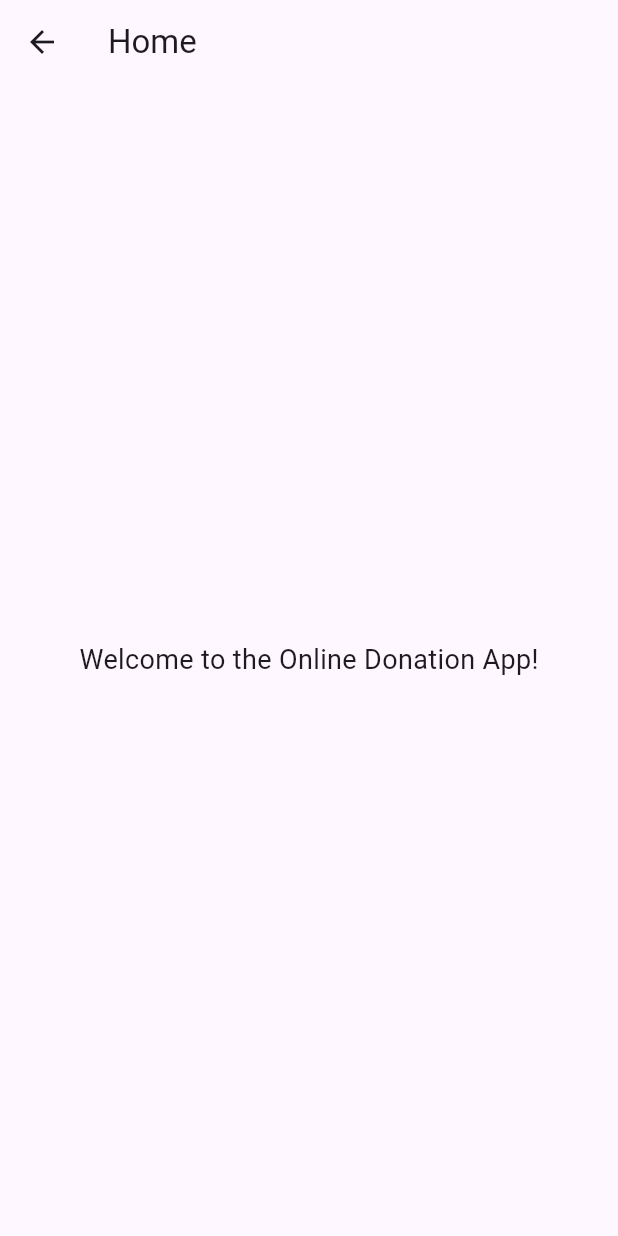
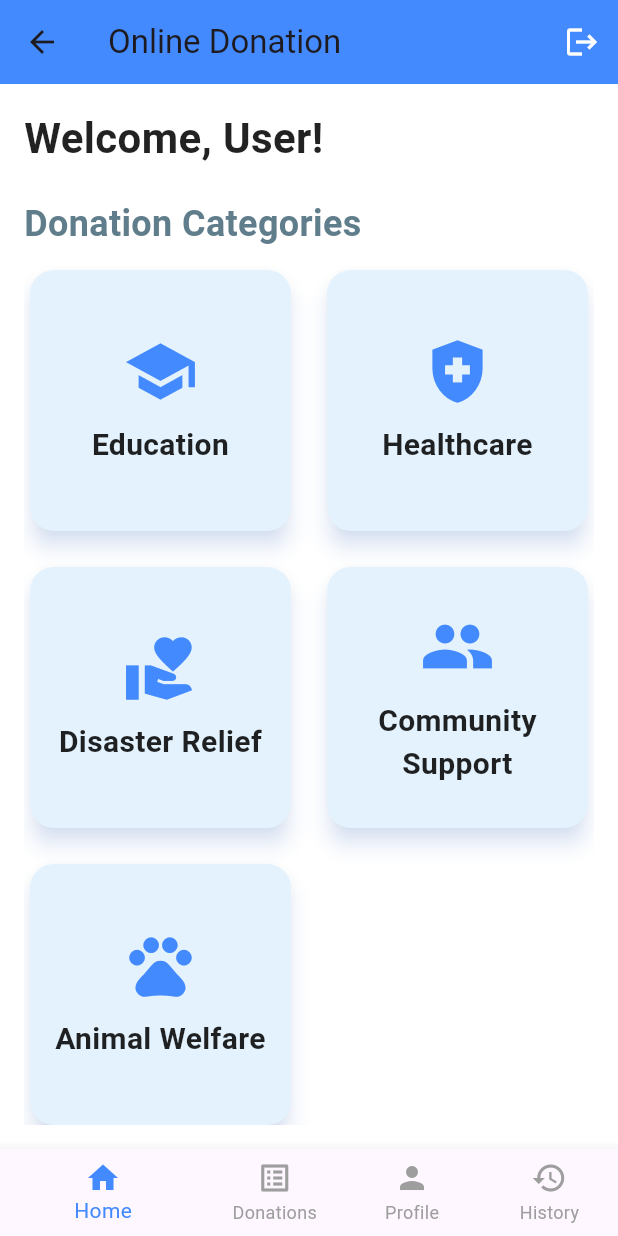
Before and after one commit to NADIYA109/Online_Donation_App, a Flutter app: the HomeScreen screen opened by its route, on a phone screen of 412 x 824 dp. Run offline on Flutter 3.47's test engine with Material 3 defaults, Android fonts, the phone set to English and light mode, and no system bars; our stand-ins replace firebase_auth, firebase_core, fluttertoast, shared_preferences; accounts and stored records are empty.

Commit message:
Add Home Screen

```diff
--- a/lib/services/auth_service.dart
+++ b/lib/services/auth_service.dart
@@ -1,33 +1,61 @@
 import 'package:firebase_auth/firebase_auth.dart';
+import 'package:flutter/material.dart';
 import 'package:fluttertoast/fluttertoast.dart';
+import 'package:online_donation_app/providers/user_provider.dart';
+import 'package:provider/provider.dart';
 
 class AuthService {
   final FirebaseAuth _auth = FirebaseAuth.instance;
 
-  Future<User?> signUp(String name,  String email, String password) async {
+  Future<User?> signUp(String name,  String email, String password , BuildContext context) async {
     try {
       UserCredential userCredential = await _auth.createUserWithEmailAndPassword(
         email: email,
         password: password,
       );
+       // Update the display name
       await userCredential.user?.updateDisplayName(name);
-      //await userCredential.user?.updatePhoneNumber(phone);
+
+
+        // Update the UserProvider after successful sign-up
+    final user = userCredential.user;
+    if (user != null) {
       Fluttertoast.showToast(msg: "Sign up successful!");
-      return userCredential.user;
+
+       // Access the UserProvider and update the user
+      final userProvider = Provider.of<UserProvider>(context, listen: false);
+      userProvider.setUser(user);
+
+      return user;
+    }
+    return null;
+
     } catch (e) {
       Fluttertoast.showToast(msg: e.toString());
       return null;
     }
   }
 
-  Future<User?> login(String email, String password) async {
+  Future<User?> login(String email, String password, BuildContext context) async {
     try {
       UserCredential userCredential = await _auth.signInWithEmailAndPassword(
         email: email,
         password: password,
       );
+
+      // Update the UserProvider after successful login
+    final user = userCredential.user;
+    if (user != null) {
+
+
       Fluttertoast.showToast(msg: "Login successful!");
-      return userCredential.user;
+
+        // Access the UserProvider and update the user
+      final userProvider = Provider.of<UserProvider>(context, listen: false);
+      userProvider.setUser(user);
+      return user;
+    }
+    return null;
     } catch (e) {
       Fluttertoast.showToast(msg: e.toString());
       return null;
--- a/lib/views/home_screen.dart
+++ b/lib/views/home_screen.dart
@@ -1,19 +1,132 @@
 import 'package:flutter/material.dart';
+import 'package:online_donation_app/providers/user_provider.dart';
+import 'package:provider/provider.dart';
+import 'category_details_screen.dart';
 
 class HomeScreen extends StatelessWidget {
-  const HomeScreen({super.key});
+  final List<Map<String, dynamic>> categories = [
+    {'title': 'Education', 'icon': Icons.school},
+    {'title': 'Healthcare', 'icon': Icons.health_and_safety},
+    {'title': 'Disaster Relief', 'icon': Icons.volunteer_activism},
+    {'title': 'Community Support', 'icon': Icons.people},
+    {'title': 'Animal Welfare', 'icon': Icons.pets},
+  ];
 
   @override
   Widget build(BuildContext context) {
+    final userProvider = Provider.of<UserProvider>(context);
+    final userName = userProvider.user?.displayName ?? "User";
     return Scaffold(
+      backgroundColor: Colors.white,
       appBar: AppBar(
-        title: const Text('Home'),
+        title: const Text("Online Donation"),
+        backgroundColor: Colors.blueAccent,
+        actions: [
+          IconButton(
+            icon: const Icon(Icons.logout, color: Colors.white),
+            onPressed: () {
+              print("User logged out");
+            },
+          ),
+        ],
       ),
-      body: const Center(
-        child: Text(
-          'Welcome to the Online Donation App!',
-          style: TextStyle(fontSize: 18),
+      body: Padding(
+        padding: const EdgeInsets.all(16.0),
+        child: Column(
+          crossAxisAlignment: CrossAxisAlignment.start,
+          children: [
+            Text(
+              "Welcome, $userName!",
+              style: const TextStyle(
+                fontSize: 28,
+                fontWeight: FontWeight.bold,
+                color: Colors.black87,
+              ),
+            ),
+            const SizedBox(height: 20),
+            const Text(
+              "Donation Categories",
+              style: TextStyle(
+                fontSize: 24,
+                fontWeight: FontWeight.w600,
+                color: Colors.blueGrey,
+              ),
+            ),
+            const SizedBox(height: 10),
+            Expanded(
+              child: GridView.builder(
+                itemCount: categories.length,
+                gridDelegate: const SliverGridDelegateWithFixedCrossAxisCount(
+                  crossAxisCount: 2,
+                  crossAxisSpacing: 16,
+                  mainAxisSpacing: 16,
+                ),
+                itemBuilder: (context, index) {
+                  return GestureDetector(
+                    onTap: () {
+                      Navigator.push(
+                        context,
+                        MaterialPageRoute(
+                          builder: (_) => CategoryDetailsScreen(category: categories[index]['title']),
+                        ),
+                      );
+                    },
+                    child: Card(
+                      shape: RoundedRectangleBorder(
+                        borderRadius: BorderRadius.circular(16),
+                      ),
+                      elevation: 6,
+                      shadowColor: Colors.blueAccent.withOpacity(0.3),
+                      color: Colors.blue[50],
+                      child: Column(
+                        mainAxisAlignment: MainAxisAlignment.center,
+                        children: [
+                          Icon(categories[index]['icon'], size: 50, color: Colors.blueAccent),
+                          const SizedBox(height: 10),
+                          Text(
+                            categories[index]['title'],
+                            textAlign: TextAlign.center,
+                            style: const TextStyle(
+                              fontSize: 20,
+                              fontWeight: FontWeight.bold,
+                              color: Colors.black87,
+                            ),
+                          ),
+                        ],
+                      ),
+                    ),
+                  );
+                },
+              ),
+            ),
+          ],
         ),
+      ),
+      bottomNavigationBar: BottomNavigationBar(
+        selectedItemColor: Colors.blueAccent,
+        unselectedItemColor: Colors.grey,
+        showUnselectedLabels: true,
+        items: const [
+          BottomNavigationBarItem(
+            icon: Icon(Icons.home),
+            label: 'Home',
+          ),
+          BottomNavigationBarItem(
+            icon: Icon(Icons.list_alt),
+            label: 'Donations',
+          ),
+          BottomNavigationBarItem(
+            icon: Icon(Icons.person),
+            label: 'Profile',
+          ),
+          BottomNavigationBarItem(
+            icon: Icon(Icons.history),
+            label: 'History',
+          ),
+        ],
+        onTap: (index) {
+          print("Selected tab: $index");
+        },
       ),
     );
   }
--- a/lib/views/signin_screen.dart
+++ b/lib/views/signin_screen.dart
@@ -64,6 +64,7 @@ class LoginScreen extends StatelessWidget {
     final user = await AuthService().login(
       _emailController.text.trim(),
       _passwordController.text.trim(),
+        context,  // Add context as the 4th argument
     );
     if (user != null) {
       Navigator.pushReplacementNamed(context, '/home');
--- a/lib/views/signup_screen.dart
+++ b/lib/views/signup_screen.dart
@@ -76,6 +76,7 @@ class SignUpScreen extends StatelessWidget  {
       _nameController.text.trim(),
       _emailController.text.trim(),
       _passwordController.text.trim(),
+        context,  // Add context as the 4th argument
     );
     if (user != null) {
       Navigator.pushReplacementNamed(context, '/home');
```
Also changed, not shown: lib/views/category_details_screen.dart (added, +47 -0 lines), lib/views/donation_form_screen.dart (added, +50 -0 lines).
